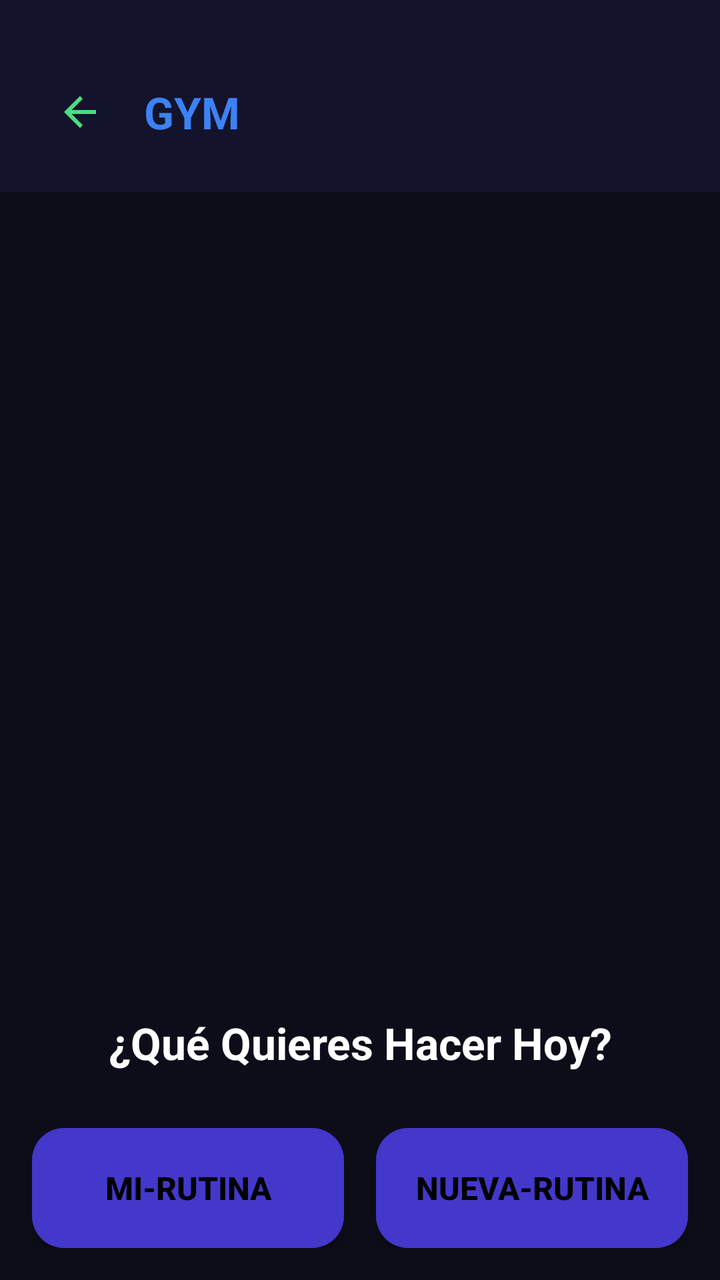
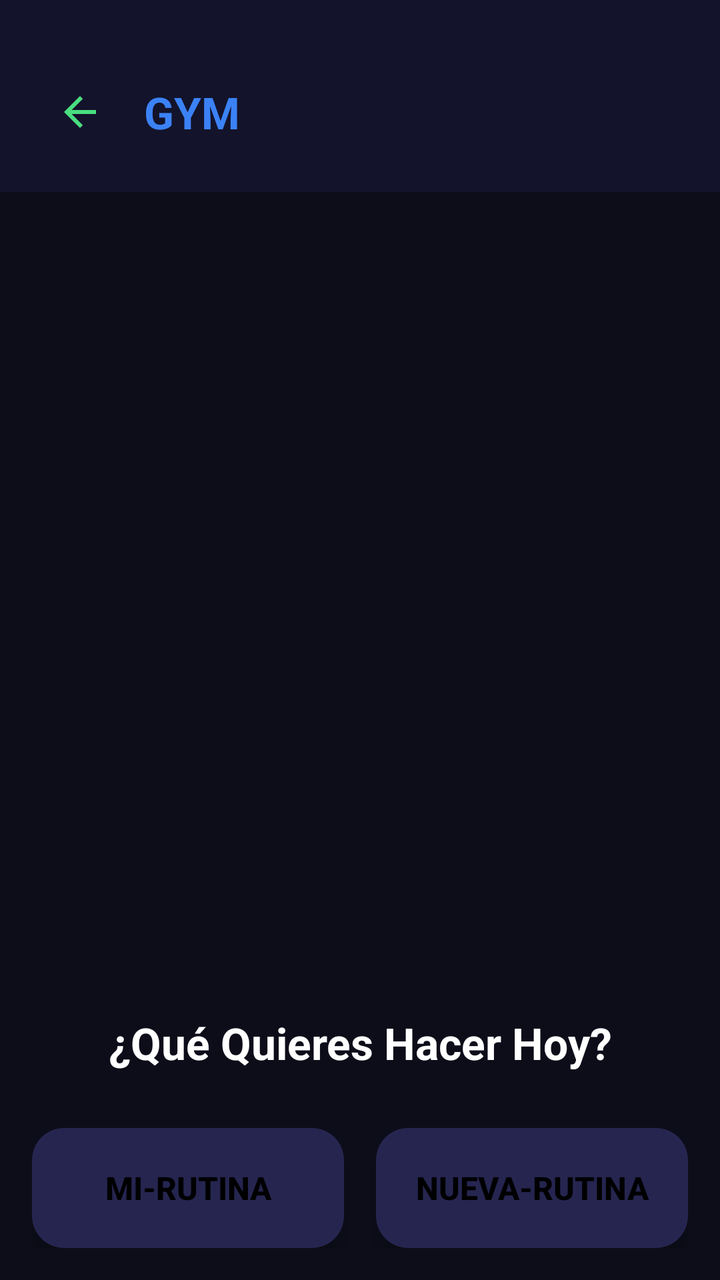

Screens rendered from an Android XML layout before and after an edit, with the pre-edit source and the edit as a unified diff.
<!-- AndroidManifest.xml: activity theme Theme.GimnasioPro -->
<!-- res/layout/activity_gim.xml -->
<?xml version="1.0" encoding="utf-8"?>

<LinearLayout xmlns:android="http://schemas.android.com/apk/res/android"
    xmlns:tools="http://schemas.android.com/tools"
    android:layout_width="match_parent"
    android:layout_height="match_parent"
    android:background="@color/dark_green_background"
    android:orientation="vertical"
    android:fitsSystemWindows="true"
    tools:context=".GimActivity">

    
    <LinearLayout
        android:layout_width="match_parent"
        android:layout_height="wrap_content"
        android:background="@color/darker_green_header"
        android:gravity="center_vertical"
        android:orientation="horizontal"
        android:paddingStart="16dp"
        android:paddingEnd="16dp"
        android:paddingBottom="16dp"
        android:paddingTop="32dp">

        <ImageButton
            android:id="@+id/btnBack"
            android:layout_width="48dp"
            android:layout_height="48dp"
            android:background="?attr/selectableItemBackgroundBorderless"
            android:contentDescription="@string/btn_volver"
            android:src="@drawable/ic_arrow_back"
            android:scaleType="centerInside"
            android:clickable="true"
            android:focusable="true" />

        <TextView
            android:id="@+id/tvHeader"
            android:layout_width="0dp"
            android:layout_height="wrap_content"
            android:layout_marginStart="8dp"
            android:layout_weight="1"
            android:text="@string/btn_gim"
            android:textColor="@color/accent_blue"
            android:textSize="22sp"
            android:textStyle="bold" />
    </LinearLayout>

    
    <FrameLayout
        android:id="@+id/calendarContainer"
        android:layout_width="match_parent"
        android:layout_height="0dp"
        android:layout_gravity="center"
        android:layout_marginHorizontal="16dp"
        android:layout_weight="1" />

    
    <TextView
        android:id="@+id/tvQuestion"
        android:layout_width="match_parent"
        android:layout_height="wrap_content"
        android:gravity="center"
        android:paddingVertical="12dp"
        android:text="@string/question_what_today"
        android:textColor="@color/text_on_background"
        android:textSize="22sp"
        android:textStyle="bold" />

    
    <LinearLayout
        android:layout_width="match_parent"
        android:layout_height="wrap_content"
        android:gravity="center"
        android:orientation="horizontal"
        android:padding="16dp"
        android:paddingBottom="8dp">

        <Button
            android:id="@+id/btnMiRutina"
            android:layout_width="0dp"
            android:layout_height="60dp"
            android:layout_marginEnd="8dp"
            android:layout_weight="1"
            android:background="@drawable/bg_card_trainer"
            android:elevation="8dp"
            android:stateListAnimator="@null"
            android:text="@string/btn_mi_rutina"
            android:textColor="@color/text_on_button"
            android:textSize="16sp"
            android:textStyle="bold" />

        <Button
            android:id="@+id/btnNuevaRutina"
            android:layout_width="0dp"
            android:layout_height="60dp"
            android:layout_marginStart="8dp"
            android:layout_weight="1"
            android:background="@drawable/bg_card_trainer"
            android:elevation="8dp"
            android:stateListAnimator="@null"
            android:text="@string/btn_nueva_rutina"
            android:textColor="@color/text_on_button"
            android:textSize="16sp"
            android:textStyle="bold" />

    </LinearLayout>

    
    <FrameLayout
        android:id="@+id/adContainerGim"
        android:layout_width="match_parent"
        android:layout_height="wrap_content"
        android:layout_gravity="bottom"
        android:visibility="gone"/>

</LinearLayout>
<!-- resources referenced by this layout -->
<resources>
  <color name="accent_blue">#3B82F6</color>
  <color name="dark_green_background">@color/dark_background</color>
  <color name="darker_green_header">@color/dark_background_secondary</color>
  <color name="text_on_background">@color/text_primary</color>
  <color name="text_on_button">#FF000000</color>
  <!-- drawable bg_card_trainer (drawable) -->
  <?xml version="1.0" encoding="utf-8"?>
  
  <shape xmlns:android="http://schemas.android.com/apk/res/android"
      android:shape="rectangle">
      <solid android:color="@color/card_trainer" />
      <corners android:radius="16dp" />
  </shape>
  <!-- drawable ic_arrow_back (drawable) -->
  <?xml version="1.0" encoding="utf-8"?>
  
  <vector xmlns:android="http://schemas.android.com/apk/res/android"
      android:width="24dp"
      android:height="24dp"
      android:viewportWidth="24"
      android:viewportHeight="24"
      android:tint="@color/electric_green_button">
      <path
          android:fillColor="@android:color/white"
          android:pathData="M20,11H7.83l5.59,-5.59L12,4l-8,8 8,8 1.41,-1.41L7.83,13H20v-2z"/>
  </vector>
  <string name="btn_gim">GYM</string>
  <string name="btn_mi_rutina">Mi-Rutina</string>
  <string name="btn_nueva_rutina">Nueva-Rutina</string>
  <string name="btn_volver">Volver</string>
  <string name="question_what_today">¿Qué Quieres Hacer Hoy?</string>
  <style name="Theme.GimnasioPro" parent="Theme.MaterialComponents.Light.NoActionBar">
          
          <item name="colorPrimary">@color/electric_green_button</item>
          <item name="colorPrimaryDark">@color/dark_green_background</item>
          <item name="colorAccent">@color/electric_green_button</item>
          <item name="colorOnPrimary">@color/text_on_button</item>
          <item name="android:windowBackground">@color/dark_green_background</item>
          <item name="android:statusBarColor">@color/dark_green_background</item>
          <item name="android:navigationBarColor">@color/dark_green_background</item>
          <item name="android:fitsSystemWindows">true</item>
      </style>
  <color name="dark_background">#0D0D1A</color>
  <color name="dark_background_secondary">#13132B</color>
  <color name="text_primary">#FFFFFF</color>
  <color name="card_trainer">#4338CA</color>
  <color name="electric_green_button">@color/accent_green</color>
  <color name="accent_green">#4ADE80</color>
</resources>

<!-- the commit's change to res/layout/activity_gim.xml (unified diff, before → after) -->
@@ -4,7 +4,6 @@
     xmlns:tools="http://schemas.android.com/tools"
     android:layout_width="match_parent"
     android:layout_height="match_parent"
-    android:background="@color/dark_green_background"
     android:orientation="vertical"
     android:fitsSystemWindows="true"
     tools:context=".GimActivity">
@@ -69,6 +68,7 @@
     <LinearLayout
         android:layout_width="match_parent"
         android:layout_height="wrap_content"
+        android:baselineAligned="false"
         android:gravity="center"
         android:orientation="horizontal"
         android:padding="16dp"
<!-- resource entries referenced after the edit -->
@@ -2,6 +2,7 @@
 <resources>
   <color name="accent_blue">#3B82F6</color>
   <color name="dark_green_background">@color/dark_background</color>
+  <color name="card_dark_secondary">#252550</color>
   <color name="darker_green_header">@color/dark_background_secondary</color>
   <color name="text_on_background">@color/text_primary</color>
   <color name="text_on_button">#FF000000</color>
@@ -45,7 +46,7 @@
   <color name="dark_background">#0D0D1A</color>
   <color name="dark_background_secondary">#13132B</color>
   <color name="text_primary">#FFFFFF</color>
-  <color name="card_trainer">#4338CA</color>
+  <color name="card_trainer">@color/card_dark_secondary</color>
   <color name="electric_green_button">@color/accent_green</color>
   <color name="accent_green">#4ADE80</color>
 </resources>
